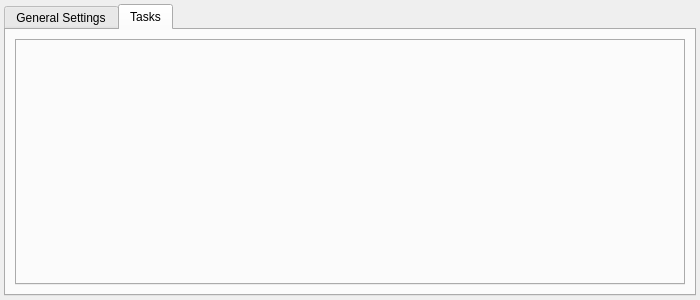
Above: mainwindow.ui from avin/desktop-llm-helper before the change. Below: the same form after it.
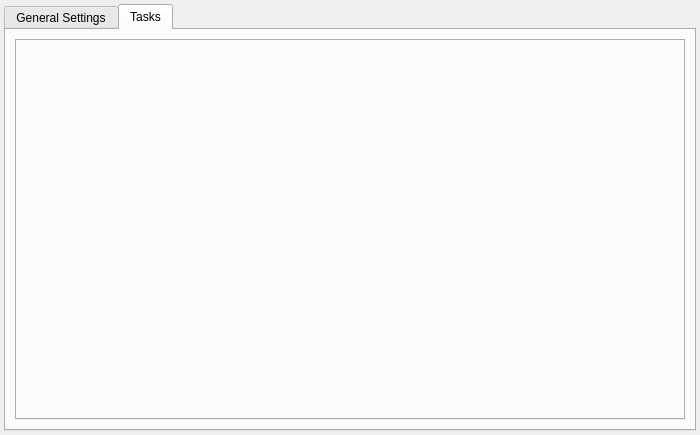
That is the form after the change. Custom widgets are drawn as their Qt base class.

Commit message: Increase default settings window height

The edit to the form file:
```diff
--- a/mainwindow.ui
+++ b/mainwindow.ui
@@ -7,7 +7,7 @@
     <x>0</x>
     <y>0</y>
     <width>700</width>
-    <height>300</height>
+    <height>435</height>
    </rect>
   </property>
   <property name="windowTitle">
```
